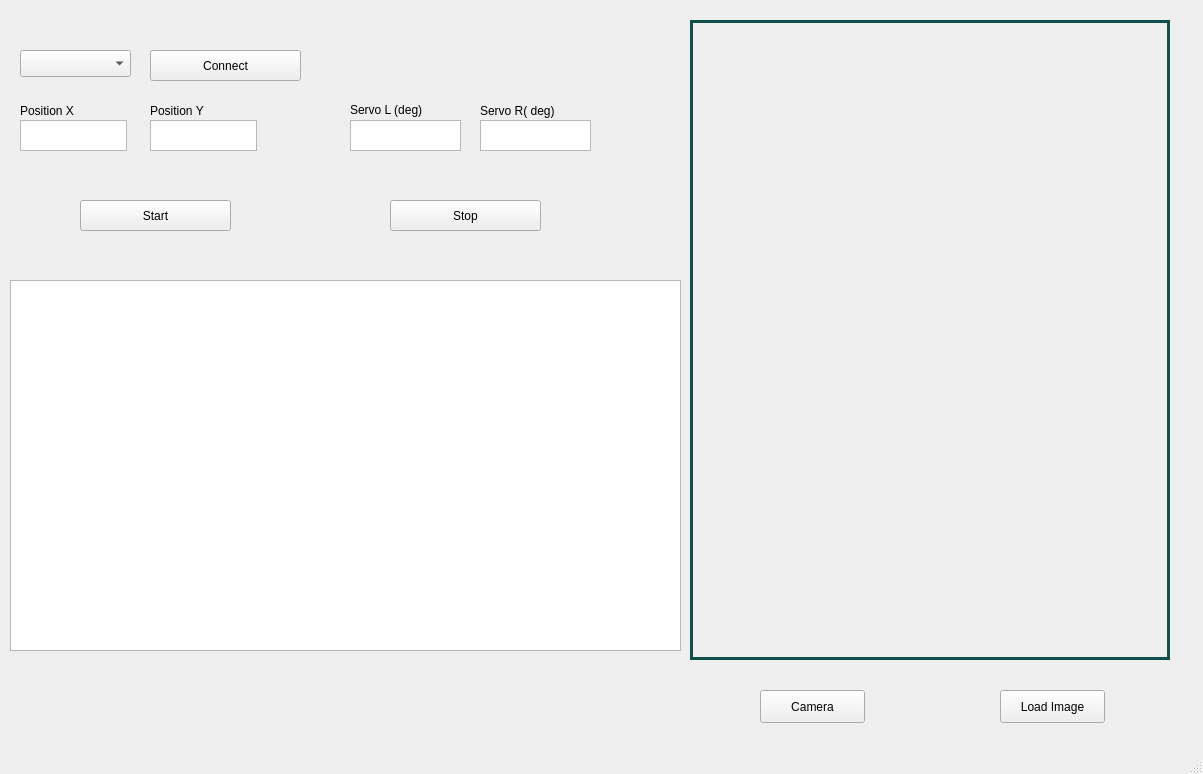
minghuaw/MECH423_Project, file MainWindow.ui: the form before one commit.
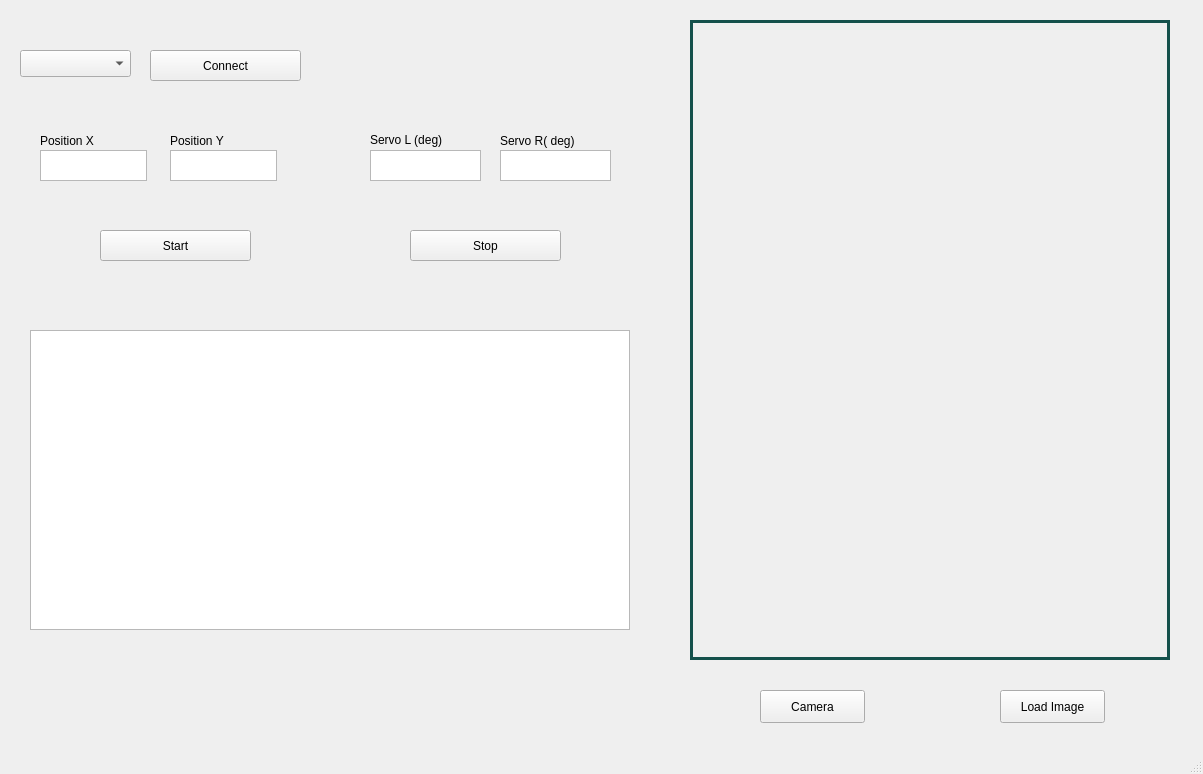
The form after the commit. Custom widgets are drawn as their Qt base class.

The edit to the form file:
```diff
--- a/MainWindow.ui
+++ b/MainWindow.ui
@@ -17,8 +17,8 @@
    <widget class="QPushButton" name="btnStart">
     <property name="geometry">
      <rect>
-      <x>80</x>
-      <y>200</y>
+      <x>100</x>
+      <y>230</y>
       <width>151</width>
       <height>31</height>
      </rect>
@@ -30,8 +30,8 @@
    <widget class="QLabel" name="label">
     <property name="geometry">
      <rect>
-      <x>350</x>
-      <y>100</y>
+      <x>370</x>
+      <y>130</y>
       <width>111</width>
       <height>20</height>
      </rect>
@@ -43,8 +43,8 @@
    <widget class="QLabel" name="label_2">
     <property name="geometry">
      <rect>
-      <x>480</x>
-      <y>100</y>
+      <x>500</x>
+      <y>130</y>
       <width>111</width>
       <height>21</height>
      </rect>
@@ -56,8 +56,8 @@
    <widget class="QTextEdit" name="txtServoLeft">
     <property name="geometry">
      <rect>
-      <x>350</x>
-      <y>120</y>
+      <x>370</x>
+      <y>150</y>
       <width>111</width>
       <height>31</height>
      </rect>
@@ -66,8 +66,8 @@
    <widget class="QTextEdit" name="txtServoRight">
     <property name="geometry">
      <rect>
-      <x>480</x>
-      <y>120</y>
+      <x>500</x>
+      <y>150</y>
       <width>111</width>
       <height>31</height>
      </rect>
@@ -99,8 +99,8 @@
    <widget class="QLabel" name="label_3">
     <property name="geometry">
      <rect>
-      <x>20</x>
-      <y>100</y>
+      <x>40</x>
+      <y>130</y>
       <width>91</width>
       <height>21</height>
      </rect>
@@ -112,8 +112,8 @@
    <widget class="QLabel" name="label_4">
     <property name="geometry">
      <rect>
-      <x>150</x>
-      <y>100</y>
+      <x>170</x>
+      <y>130</y>
       <width>91</width>
       <height>21</height>
      </rect>
@@ -125,8 +125,8 @@
    <widget class="QTextEdit" name="txtPosX">
     <property name="geometry">
      <rect>
-      <x>20</x>
-      <y>120</y>
+      <x>40</x>
+      <y>150</y>
       <width>107</width>
       <height>31</height>
      </rect>
@@ -135,8 +135,8 @@
    <widget class="QTextEdit" name="txtPosY">
     <property name="geometry">
      <rect>
-      <x>150</x>
-      <y>120</y>
+      <x>170</x>
+      <y>150</y>
       <width>107</width>
       <height>31</height>
      </rect>
@@ -145,10 +145,10 @@
    <widget class="PlotWidget" name="grpPlot">
     <property name="geometry">
      <rect>
-      <x>10</x>
-      <y>280</y>
-      <width>671</width>
-      <height>371</height>
+      <x>30</x>
+      <y>330</y>
+      <width>600</width>
+      <height>300</height>
      </rect>
     </property>
     <property name="mouseTracking">
@@ -218,8 +218,8 @@
    <widget class="QPushButton" name="btnStop">
     <property name="geometry">
      <rect>
-      <x>390</x>
-      <y>200</y>
+      <x>410</x>
+      <y>230</y>
       <width>151</width>
       <height>31</height>
      </rect>
```
